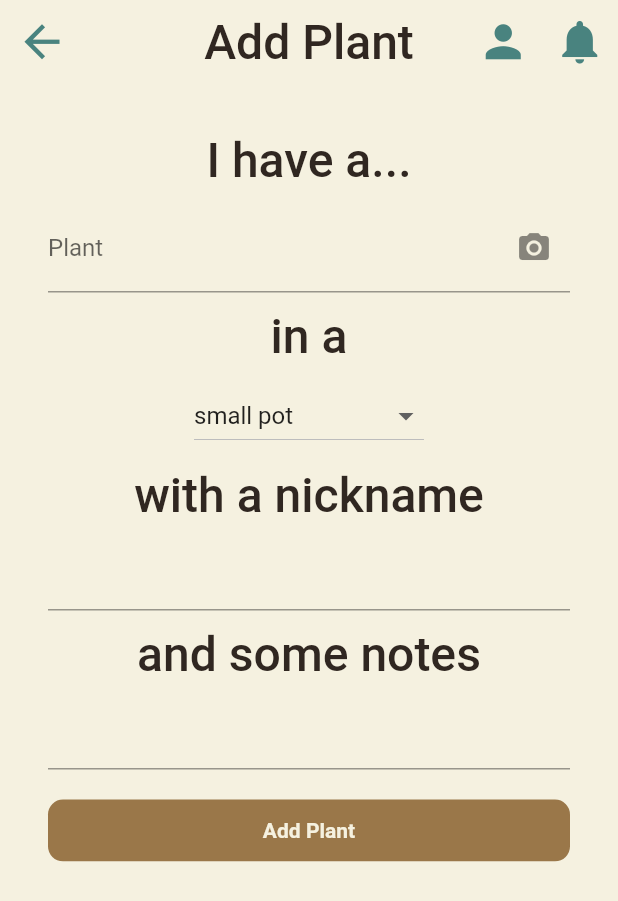
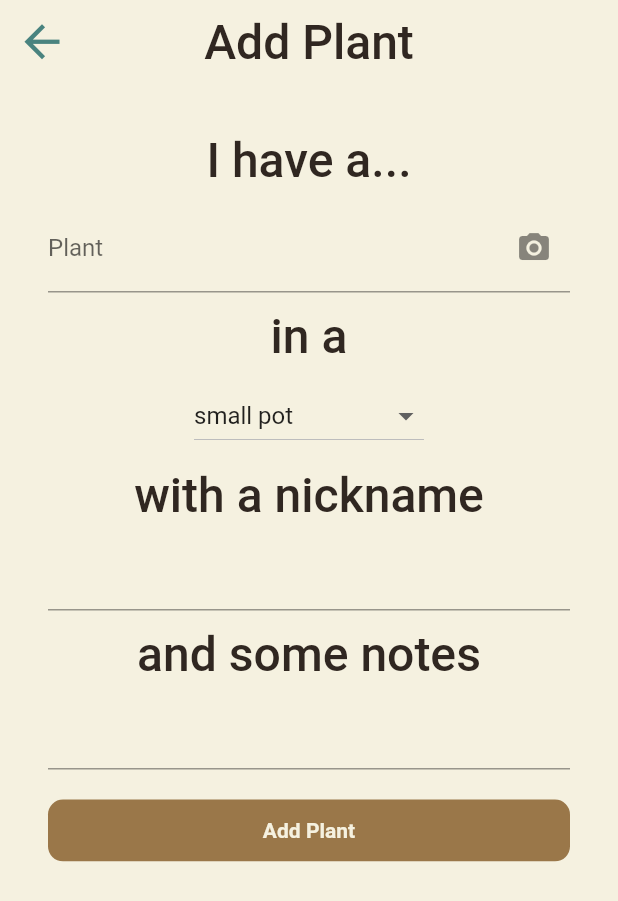
Before and after one commit to DECO-Bomb-Squad/plants, a Flutter app: the PlantAddScreen screen opened directly with empty values, on a phone screen of 412 x 824 dp. Shown: the top 901 px of the screen. Run offline on Flutter 3.47's test engine with Material 2 defaults, Android fonts, the phone set to English and light mode, and no system bars; our stand-ins replace dio, firebase_core, firebase_messaging, flutter_typeahead, get_it, image_picker and 3 more; missing offline and left inert: azblob, firebase_core_web, firebase_messaging_web, flutter_secure_storage_web, shared_preferences_web; accounts and stored records are empty; project files that could hold a hidden picture were left out.

Commit message:
Final visual changes?

```diff
--- a/src/app/lib/base/nav_bar.dart
+++ b/src/app/lib/base/nav_bar.dart
@@ -2,7 +2,7 @@ import 'package:app/utils/colour_scheme.dart';
 import 'package:flutter/material.dart';
 
 // Placed here to easily allow changing of multiple instances of each at once
-Color selected = darkColour;
+Color selected = lightColour;
 Color unselected = darkHighlight;
 
 class NavBarItem {
@@ -42,7 +42,7 @@ class _NavBarState extends State<NavBar> with SingleTickerProviderStateMixin {
   @override
   Widget build(BuildContext context) => Container(
         decoration: const BoxDecoration(
-            color: lightColour,
+            color: lightHighlight,
             boxShadow: [BoxShadow(color: Color.fromARGB(100, 73, 131, 127), blurRadius: 5, spreadRadius: 1)]),
         child: TabBar(
           indicatorColor: selected,
--- a/src/app/lib/screens/add_plant/add_plant_screen.dart
+++ b/src/app/lib/screens/add_plant/add_plant_screen.dart
@@ -65,18 +65,6 @@ class _PlantAddScreenState extends State<PlantAddScreen> {
                   floating: true,
                   forceElevated: innerBoxIsScrolled,
                   iconTheme: const IconThemeData(color: darkHighlight, size: 35),
-                  actions: [
-                    IconButton(
-                      icon: const Icon(Icons.person),
-                      tooltip: 'Add new entry',
-                      onPressed: () {/* ... */},
-                    ),
-                    IconButton(
-                      icon: const Icon(Icons.notifications),
-                      tooltip: 'Add new entry',
-                      onPressed: () {/* ... */},
-                    ),
-                  ],
                 ),
               ];
             },
```
Also changed, not shown: src/app/lib/base/header_sliver.dart (+0 -10 lines).
